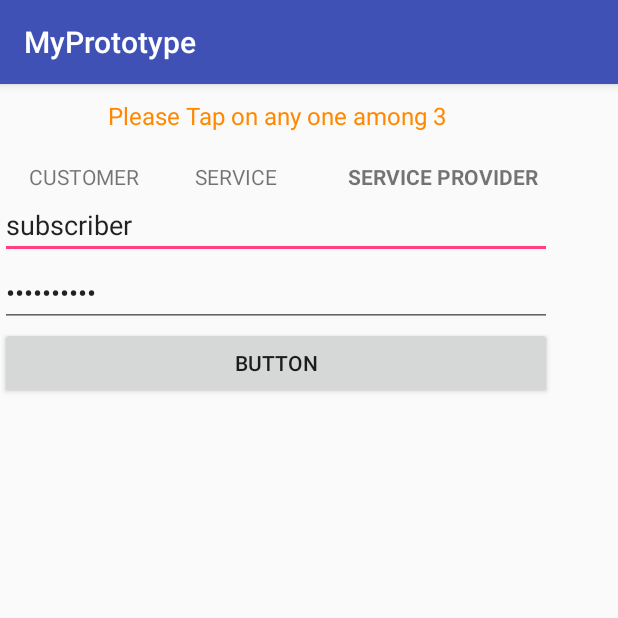
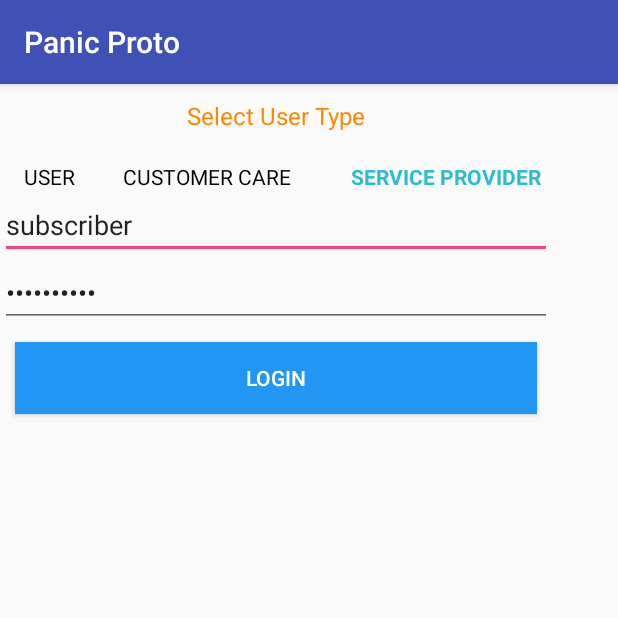
Before and after one commit to trinadhkoya/assignment, an Android app: the screen it shows after launch (MainActivity), after a tap on "SERVICE PROVIDER", on a phone screen of 412 x 824 dp, the top half of it. Run offline under Robolectric (Android 15) with nearby library versions, the phone set to English and light mode, and no system bars; 2 other taps on this screen came first.

Commit message:
release apk done

```diff
--- a/app/src/main/AndroidManifest.xml
+++ b/app/src/main/AndroidManifest.xml
@@ -17,9 +17,7 @@
             </intent-filter>
         </activity>
         <activity
-            android:name=".Main2Activity"
-
-            android:theme="@style/AppTheme.NoActionBar"></activity>
+            android:name=".Main2Activity"></activity>
     </application>
 
 </manifest>
--- a/app/src/main/java/trinadhkoya/github/io/myprototype/MainActivity.java
+++ b/app/src/main/java/trinadhkoya/github/io/myprototype/MainActivity.java
@@ -1,6 +1,7 @@
 package trinadhkoya.github.io.myprototype;
 
 import android.content.Intent;
+import android.graphics.Color;
 import android.graphics.Typeface;
 import android.os.Bundle;
 import android.support.v7.app.AppCompatActivity;
@@ -51,6 +52,11 @@ public class MainActivity extends AppCompatActivity {
         customerTV.setTypeface(null, Typeface.NORMAL);
         serviceProviderTV.setTypeface(null, Typeface.NORMAL);
 
+        serviceTV.setTextColor(Color.parseColor("#219688"));
+        customerTV.setTextColor(Color.parseColor("#000000"));
+        serviceProviderTV.setTextColor(Color.parseColor("#000000"));
+
+
         userNameEditText.setText("service");
         passwordEditText.setText("service");
         Constants.TYPE = "SERVICE";
@@ -86,6 +92,10 @@ public class MainActivity extends AppCompatActivity {
         customerTV.setTypeface(null, Typeface.NORMAL);
         serviceProviderTV.setTypeface(null, Typeface.BOLD);
 
+        serviceTV.setTextColor(Color.parseColor("#000000"));
+        customerTV.setTextColor(Color.parseColor("#000000"));
+        serviceProviderTV.setTextColor(Color.parseColor("#2BBCD3"));
+
         userNameEditText.setText("subscriber");
         passwordEditText.setText("subscriber");
 
@@ -118,6 +128,12 @@ public class MainActivity extends AppCompatActivity {
         customerTV.setTypeface(null, Typeface.BOLD);
         serviceProviderTV.setTypeface(null, Typeface.NORMAL);
 
+
+        serviceTV.setTextColor(Color.parseColor("#000000"));
+        customerTV.setTextColor(Color.parseColor("#2BBCD3"));
+        serviceProviderTV.setTextColor(Color.parseColor("#000000"));
+
+
         userNameEditText.setText("user");
         passwordEditText.setText("user");
 
--- a/app/src/main/java/trinadhkoya/github/io/myprototype/RequestAdaptedAdapter.java
+++ b/app/src/main/java/trinadhkoya/github/io/myprototype/RequestAdaptedAdapter.java
@@ -28,7 +28,7 @@ public class RequestAdaptedAdapter extends ArrayAdapter<Request> {
     // View lookup cache
     private static class ViewHolder {
         TextView requestTitle;
-        Button acceptBtn;
+        TextView acceptBtn;
 
     }
 
@@ -48,7 +48,7 @@ public class RequestAdaptedAdapter extends ArrayAdapter<Request> {
             LayoutInflater inflater = LayoutInflater.from(getContext());
             convertView = inflater.inflate(R.layout.item_user_accepted, parent, false);
             viewHolder.requestTitle = (TextView) convertView.findViewById(R.id.requeset_title);
-            viewHolder.acceptBtn = (Button) convertView.findViewById(R.id.btn_approve);
+            viewHolder.acceptBtn = (TextView) convertView.findViewById(R.id.text_approve);
 
             convertView.setTag(viewHolder);
         } else {
--- a/app/src/main/res/layout/activity_main.xml
+++ b/app/src/main/res/layout/activity_main.xml
@@ -12,7 +12,7 @@
         android:id="@+id/textView"
         android:layout_width="match_parent"
         android:layout_height="wrap_content"
-        android:text="Please Tap on any one among 3"
+        android:text="@string/please_tap_on_any_one_among_3"
         android:layout_margin="10dp"
         android:textAlignment="center"
         android:textColor="#ff8800"
--- a/app/src/main/res/layout/form_layout.xml
+++ b/app/src/main/res/layout/form_layout.xml
@@ -26,6 +26,9 @@
         android:id="@+id/btn_submit"
         android:layout_width="match_parent"
         android:layout_height="wrap_content"
-        android:text="Button" />
+        android:layout_margin="10dp"
+        android:background="#2196f3"
+        android:text="@string/login"
+        android:textColor="#fff" />
 
 </LinearLayout>
--- a/app/src/main/res/layout/item_user.xml
+++ b/app/src/main/res/layout/item_user.xml
@@ -54,7 +54,7 @@
 
     <View
         android:layout_width="match_parent"
-        android:layout_height="1dp"
+        android:layout_height="0.2dp"
         android:background="#000" />
 
 </LinearLayout>
--- a/app/src/main/res/layout/view_accepted_requests.xml
+++ b/app/src/main/res/layout/view_accepted_requests.xml
@@ -10,6 +10,9 @@
         android:id="@+id/btn_view_accepted_requests"
         android:layout_width="match_parent"
         android:layout_height="wrap_content"
+        android:background="#2196f3"
+        android:textColor="#fff"
+        android:layout_margin="10dp"
         android:onClick="onClickViewAcceptedRequests"
         android:text="@string/fetch_all_accepted_requests" />
 
--- a/app/src/main/res/layout/view_all_requests.xml
+++ b/app/src/main/res/layout/view_all_requests.xml
@@ -10,8 +10,11 @@
         android:id="@+id/btn_view_requests"
         android:layout_width="match_parent"
         android:layout_height="wrap_content"
+        android:layout_margin="10dp"
+        android:background="#2196f3"
         android:onClick="onClickViewAllRequests"
-        android:text="@string/fetch_all_requests" />
+        android:text="@string/fetch_all_requests"
+        android:textColor="#fff" />
 
 
     <ListView
--- a/app/src/main/res/values/strings.xml
+++ b/app/src/main/res/values/strings.xml
@@ -1,14 +1,17 @@
 <resources>
-    <string name="app_name">MyPrototype</string>
-    <string name="cc_service">SERVICE</string>
+    <string name="app_name">Panic Proto</string>
+    <string name="cc_service">CUSTOMER CARE</string>
     <string name="service_provider">SERVICE PROVIDER</string>
-    <string name="customer">CUSTOMER</string>
-    <string name="add_request">ADD REQUEST</string>
-    <string name="enter_your_request_title">Enter your request title</string>
+    <string name="customer">USER</string>
+    <string name="add_request">SEND DETAILS</string>
+    <string name="enter_your_request_title">Enter your Problem Details</string>
     <string name="fetch_all_requests">FETCH ALL REQUESTS</string>
     <string name="approve">Approve</string>
     <string name="reject">Reject</string>
-    <string name="fetch_all_accepted_requests">FETCH ACCEPTED</string>
+    <string name="fetch_all_accepted_requests">FETCH ALL REQUESTS</string>
     <string name="approved_finished">Approved</string>
+    <string name="please_tap_on_any_one_among_3">Select User Type</string>
+    <string name="login">Login</string>
+    <string name="list_all_request">YOUR PAST QUERIES</string>
 
 </resources>
--- a/app/src/main/res/values/styles.xml
+++ b/app/src/main/res/values/styles.xml
@@ -6,12 +6,6 @@
         <item name="colorPrimary">@color/colorPrimary</item>
         <item name="colorPrimaryDark">@color/colorPrimaryDark</item>
         <item name="colorAccent">@color/colorAccent</item>
-        <item name="android:windowActionBar">false</item>
     </style>
 
-    <style name="AppTheme.NoActionBar" parent="Theme.AppCompat.Light.DarkActionBar">
-        <item name="windowActionBar">false</item>
-        <item name="windowNoTitle">true</item>
-        <item name="android:windowFullscreen">true</item>
-    </style>
 </resources>
```
Also changed, not shown: app/build.gradle (+18 -3 lines), app/src/main/java/trinadhkoya/github/io/myprototype/AllRequestsAdapter.java (+14 -5 lines), app/src/main/java/trinadhkoya/github/io/myprototype/Main2Activity.java (+9 -12 lines), app/src/main/res/layout/activity_main2.xml (+9 -9 lines), app/src/main/res/layout/add_request_layout.xml (+7 -1 lines), app/src/main/res/layout/item_user_accepted.xml (+17 -20 lines), app/src/main/res/layout/items_user_all.xml (+15 -19 lines).
